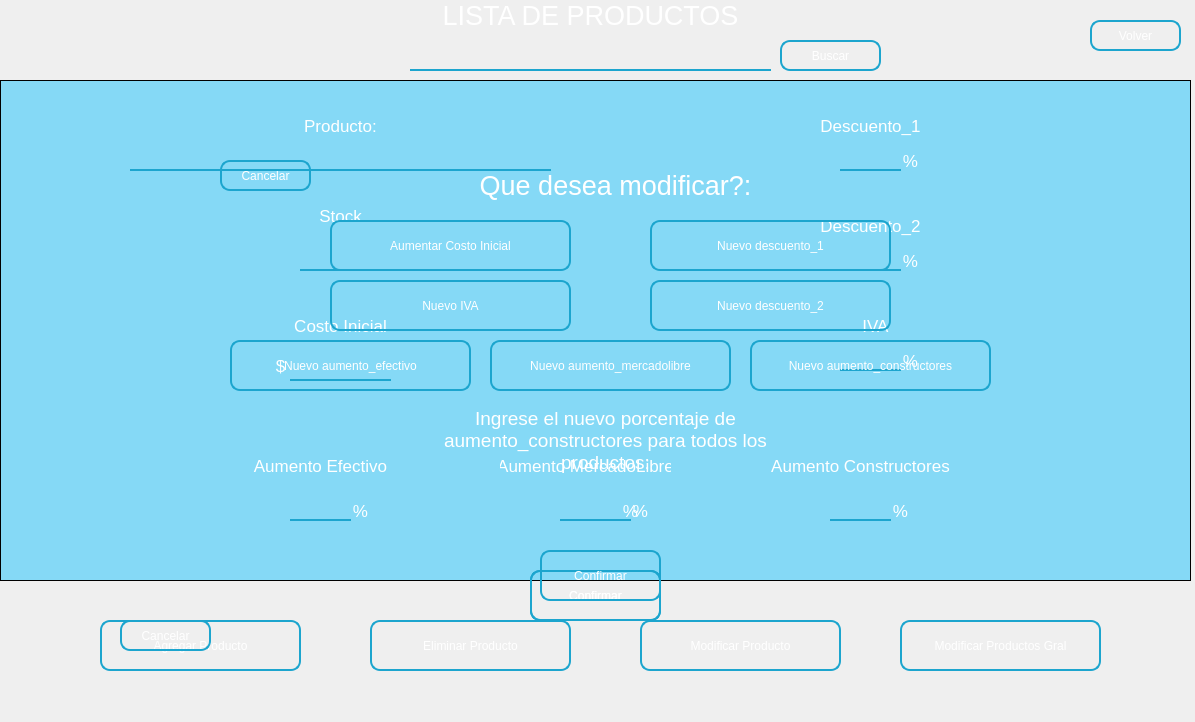
LautaroRomero21/Proyecto-CRUD-para-empresa-chica, file ventanas/stock_fara.ui: the form before one commit.
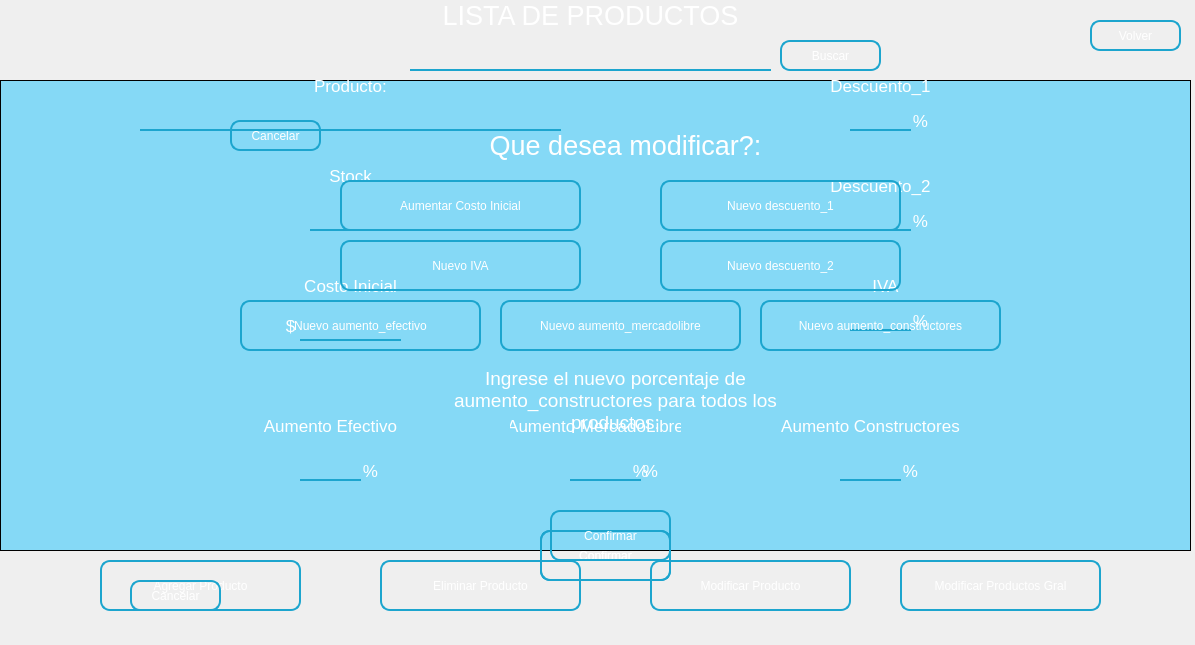
The form after the commit. Icons and pictures are not drawn.

```diff
--- a/ventanas/stock_fara.ui
+++ b/ventanas/stock_fara.ui
@@ -7,19 +7,19 @@
     <x>0</x>
     <y>0</y>
     <width>1195</width>
-    <height>722</height>
+    <height>645</height>
    </rect>
   </property>
   <property name="minimumSize">
    <size>
     <width>1195</width>
-    <height>722</height>
+    <height>645</height>
    </size>
   </property>
   <property name="maximumSize">
    <size>
     <width>1195</width>
-    <height>722</height>
+    <height>645</height>
    </size>
   </property>
   <property name="windowTitle">
@@ -209,7 +209,7 @@
        <x>0</x>
        <y>80</y>
        <width>1191</width>
-       <height>501</height>
+       <height>471</height>
       </rect>
      </property>
      <property name="font">
@@ -258,7 +258,7 @@
      <property name="geometry">
       <rect>
        <x>100</x>
-       <y>620</y>
+       <y>560</y>
        <width>201</width>
        <height>51</height>
       </rect>
@@ -276,8 +276,8 @@
     <widget class="QPushButton" name="boton_eliminar_producto">
      <property name="geometry">
       <rect>
-       <x>370</x>
-       <y>620</y>
+       <x>380</x>
+       <y>560</y>
        <width>201</width>
        <height>51</height>
       </rect>
@@ -295,8 +295,8 @@
     <widget class="QPushButton" name="boton_modificar_producto">
      <property name="geometry">
       <rect>
-       <x>640</x>
-       <y>620</y>
+       <x>650</x>
+       <y>560</y>
        <width>201</width>
        <height>51</height>
       </rect>
@@ -315,7 +315,7 @@
      <property name="geometry">
       <rect>
        <x>900</x>
-       <y>620</y>
+       <y>560</y>
        <width>201</width>
        <height>51</height>
       </rect>
@@ -333,8 +333,8 @@
     <widget class="QLabel" name="label_eliminar_producto">
      <property name="geometry">
       <rect>
-       <x>350</x>
-       <y>670</y>
+       <x>360</x>
+       <y>610</y>
        <width>251</width>
        <height>21</height>
       </rect>
@@ -366,8 +366,8 @@
     <widget class="QLabel" name="label_modificar_producto">
      <property name="geometry">
       <rect>
-       <x>620</x>
-       <y>670</y>
+       <x>630</x>
+       <y>610</y>
        <width>251</width>
        <height>21</height>
       </rect>
@@ -399,8 +399,8 @@
     <widget class="QWidget" name="widget_agregar_producto" native="true">
      <property name="geometry">
       <rect>
-       <x>110</x>
-       <y>50</y>
+       <x>120</x>
+       <y>10</y>
        <width>951</width>
        <height>621</height>
       </rect>
```
